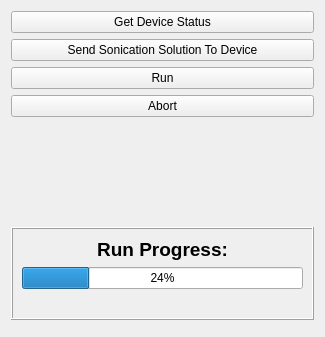
Qt form OpenLIFUSonicationControl/Resources/UI/OpenLIFUSonicationControl.ui (OpenwaterHealth/SlicerOpenLIFU) before a commit.
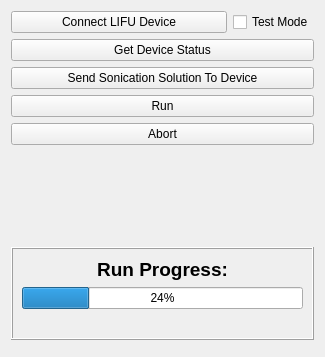
The same form after that commit. Custom widgets are drawn as their Qt base class.

Commit message:
Add unimplemented device connection buttons (#140)
- Will be important for toggling test mode. The goal will be to
  instantiate LIFUInterface once, when the button is pressed. It is
  likely this button will only be accessible for Developers.

```diff
--- a/OpenLIFUSonicationControl/Resources/UI/OpenLIFUSonicationControl.ui
+++ b/OpenLIFUSonicationControl/Resources/UI/OpenLIFUSonicationControl.ui
@@ -7,10 +7,40 @@
     <x>0</x>
     <y>0</y>
     <width>325</width>
-    <height>337</height>
+    <height>357</height>
    </rect>
   </property>
   <layout class="QVBoxLayout" name="verticalLayout_2">
+   <item>
+    <layout class="QHBoxLayout" name="horizontalLayout">
+     <item>
+      <widget class="QPushButton" name="connectLIFUDevicePushButton">
+       <property name="sizePolicy">
+        <sizepolicy hsizetype="MinimumExpanding" vsizetype="Fixed">
+         <horstretch>0</horstretch>
+         <verstretch>0</verstretch>
+        </sizepolicy>
+       </property>
+       <property name="text">
+        <string>Connect LIFU Device</string>
+       </property>
+      </widget>
+     </item>
+     <item>
+      <widget class="QCheckBox" name="testModeCheckBox">
+       <property name="sizePolicy">
+        <sizepolicy hsizetype="Minimum" vsizetype="Fixed">
+         <horstretch>0</horstretch>
+         <verstretch>0</verstretch>
+        </sizepolicy>
+       </property>
+       <property name="text">
+        <string>Test Mode</string>
+       </property>
+      </widget>
+     </item>
+    </layout>
+   </item>
    <item>
     <widget class="QPushButton" name="manuallyGetDeviceStatusPushButton">
      <property name="toolTip">
```
